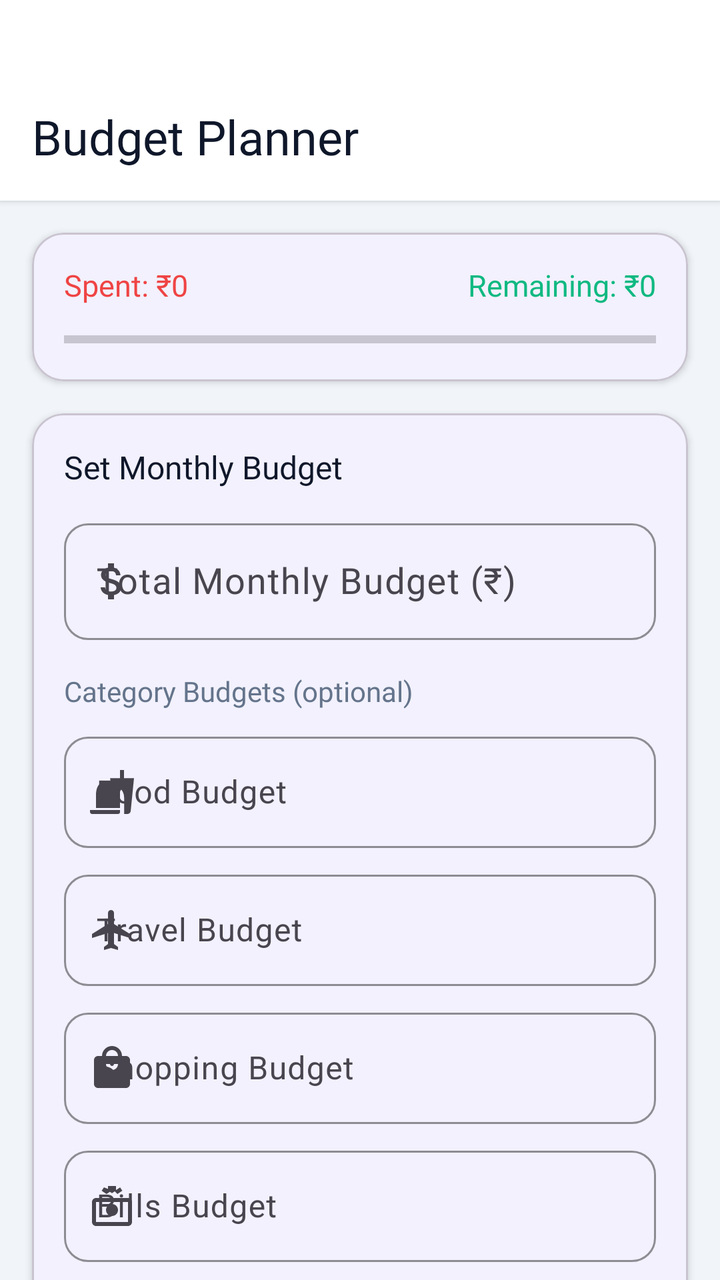
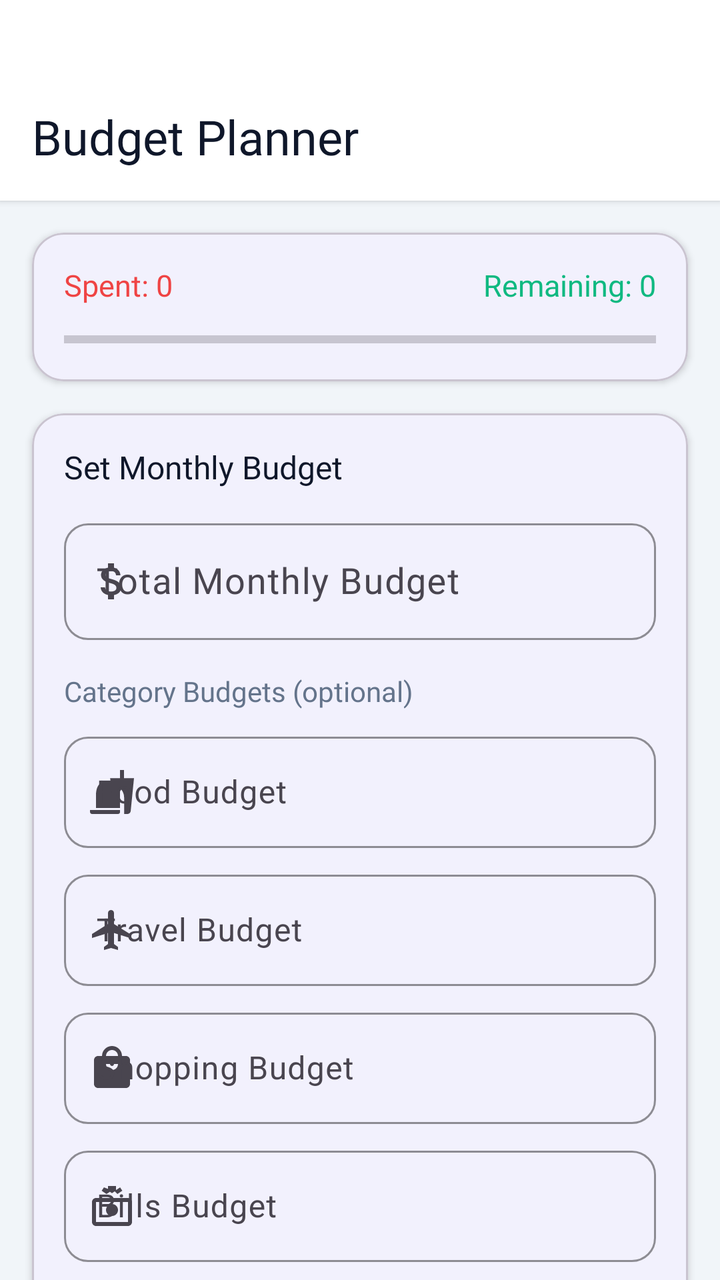

The first picture is an Android layout as it rendered before a commit; the second is the same layout after the commit. The layout source and the unified diff follow.
<!-- AndroidManifest.xml: application theme Theme.SmartSpendAI -->
<!-- res/layout/fragment_budget.xml -->
<?xml version="1.0" encoding="utf-8"?>
<androidx.core.widget.NestedScrollView
    xmlns:android="http://schemas.android.com/apk/res/android"
    xmlns:app="http://schemas.android.com/apk/res-auto"
    android:layout_width="match_parent"
    android:layout_height="match_parent"
    android:background="?attr/android:colorBackground">

    <LinearLayout
        android:layout_width="match_parent"
        android:layout_height="wrap_content"
        android:orientation="vertical"
        android:paddingBottom="24dp">

        
        <LinearLayout
            android:layout_width="match_parent"
            android:layout_height="wrap_content"
            android:background="?attr/colorSurface"
            android:paddingStart="16dp"
            android:paddingEnd="16dp"
            android:paddingTop="52dp"
            android:paddingBottom="16dp"
            android:elevation="2dp">

            <TextView
                android:layout_width="wrap_content"
                android:layout_height="wrap_content"
                android:text="Budget Planner"
                android:textSize="24sp"
                android:fontFamily="@font/poppins_bold"
                android:textColor="?attr/colorOnSurface" />
        </LinearLayout>

        
        <com.google.android.material.card.MaterialCardView
            android:layout_width="match_parent"
            android:layout_height="wrap_content"
            app:cardCornerRadius="16dp"
            app:cardElevation="2dp"
            android:layout_margin="16dp">

            <LinearLayout
                android:layout_width="match_parent"
                android:layout_height="wrap_content"
                android:orientation="vertical"
                android:padding="16dp">

                <LinearLayout
                    android:layout_width="match_parent"
                    android:layout_height="wrap_content"
                    android:orientation="horizontal">

                    <TextView
                        android:id="@+id/tv_spent_so_far"
                        android:layout_width="0dp"
                        android:layout_height="wrap_content"
                        android:layout_weight="1"
                        android:text="Spent: ₹0"
                        android:textSize="15sp"
                        android:fontFamily="@font/poppins_semibold"
                        android:textColor="@color/expense_red" />

                    <TextView
                        android:id="@+id/tv_remaining_budget"
                        android:layout_width="wrap_content"
                        android:layout_height="wrap_content"
                        android:text="Remaining: ₹0"
                        android:textSize="15sp"
                        android:fontFamily="@font/poppins_semibold"
                        android:textColor="@color/expense_green" />
                </LinearLayout>

                <ProgressBar
                    android:id="@+id/progress_overall_budget"
                    style="?android:attr/progressBarStyleHorizontal"
                    android:layout_width="match_parent"
                    android:layout_height="10dp"
                    android:layout_marginTop="12dp"
                    android:progress="0"
                    android:max="100"
                    android:progressTint="@color/colorPrimary" />
            </LinearLayout>
        </com.google.android.material.card.MaterialCardView>

        
        <com.google.android.material.card.MaterialCardView
            android:layout_width="match_parent"
            android:layout_height="wrap_content"
            app:cardCornerRadius="16dp"
            app:cardElevation="2dp"
            android:layout_marginStart="16dp"
            android:layout_marginEnd="16dp"
            android:layout_marginBottom="16dp">

            <LinearLayout
                android:layout_width="match_parent"
                android:layout_height="wrap_content"
                android:orientation="vertical"
                android:padding="16dp">

                <TextView
                    android:layout_width="wrap_content"
                    android:layout_height="wrap_content"
                    android:text="Set Monthly Budget"
                    android:textSize="16sp"
                    android:fontFamily="@font/poppins_semibold"
                    android:textColor="?attr/colorOnSurface"
                    android:layout_marginBottom="12dp" />

                
                <com.google.android.material.textfield.TextInputLayout
                    android:id="@+id/til_total_budget"
                    style="@style/SmartSpend.TextInput"
                    android:layout_width="match_parent"
                    android:layout_height="wrap_content"
                    android:hint="Total Monthly Budget (₹)"
                    app:startIconDrawable="@drawable/ic_budget">

                    <com.google.android.material.textfield.TextInputEditText
                        android:id="@+id/et_total_budget"
                        android:layout_width="match_parent"
                        android:layout_height="wrap_content"
                        android:inputType="numberDecimal"
                        android:textSize="18sp"
                        android:fontFamily="@font/poppins_semibold" />
                </com.google.android.material.textfield.TextInputLayout>

                
                <TextView
                    android:layout_width="wrap_content"
                    android:layout_height="wrap_content"
                    android:text="Category Budgets (optional)"
                    android:textSize="14sp"
                    android:fontFamily="@font/poppins_semibold"
                    android:textColor="@color/textSecondary"
                    android:layout_marginTop="16dp"
                    android:layout_marginBottom="8dp" />

                
                <com.google.android.material.textfield.TextInputLayout
                    style="@style/SmartSpend.TextInput"
                    android:layout_width="match_parent"
                    android:layout_height="wrap_content"
                    android:hint="Food Budget"
                    android:layout_marginBottom="8dp"
                    app:startIconDrawable="@drawable/ic_food">
                    <com.google.android.material.textfield.TextInputEditText
                        android:id="@+id/et_food_budget"
                        android:layout_width="match_parent"
                        android:layout_height="wrap_content"
                        android:inputType="numberDecimal" />
                </com.google.android.material.textfield.TextInputLayout>

                
                <com.google.android.material.textfield.TextInputLayout
                    style="@style/SmartSpend.TextInput"
                    android:layout_width="match_parent"
                    android:layout_height="wrap_content"
                    android:hint="Travel Budget"
                    android:layout_marginBottom="8dp"
                    app:startIconDrawable="@drawable/ic_travel">
                    <com.google.android.material.textfield.TextInputEditText
                        android:id="@+id/et_travel_budget"
                        android:layout_width="match_parent"
                        android:layout_height="wrap_content"
                        android:inputType="numberDecimal" />
                </com.google.android.material.textfield.TextInputLayout>

                
                <com.google.android.material.textfield.TextInputLayout
                    style="@style/SmartSpend.TextInput"
                    android:layout_width="match_parent"
                    android:layout_height="wrap_content"
                    android:hint="Shopping Budget"
                    android:layout_marginBottom="8dp"
                    app:startIconDrawable="@drawable/ic_shopping">
                    <com.google.android.material.textfield.TextInputEditText
                        android:id="@+id/et_shopping_budget"
                        android:layout_width="match_parent"
                        android:layout_height="wrap_content"
                        android:inputType="numberDecimal" />
                </com.google.android.material.textfield.TextInputLayout>

                
                <com.google.android.material.textfield.TextInputLayout
                    style="@style/SmartSpend.TextInput"
                    android:layout_width="match_parent"
                    android:layout_height="wrap_content"
                    android:hint="Bills Budget"
                    android:layout_marginBottom="8dp"
                    app:startIconDrawable="@drawable/ic_bills">
                    <com.google.android.material.textfield.TextInputEditText
                        android:id="@+id/et_bills_budget"
                        android:layout_width="match_parent"
                        android:layout_height="wrap_content"
                        android:inputType="numberDecimal" />
                </com.google.android.material.textfield.TextInputLayout>

                
                <com.google.android.material.textfield.TextInputLayout
                    style="@style/SmartSpend.TextInput"
                    android:layout_width="match_parent"
                    android:layout_height="wrap_content"
                    android:hint="Entertainment Budget"
                    android:layout_marginBottom="8dp"
                    app:startIconDrawable="@drawable/ic_entertainment">
                    <com.google.android.material.textfield.TextInputEditText
                        android:id="@+id/et_entertainment_budget"
                        android:layout_width="match_parent"
                        android:layout_height="wrap_content"
                        android:inputType="numberDecimal" />
                </com.google.android.material.textfield.TextInputLayout>

                
                <com.google.android.material.textfield.TextInputLayout
                    style="@style/SmartSpend.TextInput"
                    android:layout_width="match_parent"
                    android:layout_height="wrap_content"
                    android:hint="Healthcare Budget"
                    android:layout_marginBottom="8dp"
                    app:startIconDrawable="@drawable/ic_health">
                    <com.google.android.material.textfield.TextInputEditText
                        android:id="@+id/et_healthcare_budget"
                        android:layout_width="match_parent"
                        android:layout_height="wrap_content"
                        android:inputType="numberDecimal" />
                </com.google.android.material.textfield.TextInputLayout>

                
                <com.google.android.material.switchmaterial.SwitchMaterial
                    android:id="@+id/switch_alert_80"
                    android:layout_width="match_parent"
                    android:layout_height="wrap_content"
                    android:text="Alert at 80% of budget"
                    android:checked="true"
                    android:fontFamily="@font/poppins_medium"
                    android:layout_marginTop="8dp" />

                <com.google.android.material.switchmaterial.SwitchMaterial
                    android:id="@+id/switch_alert_100"
                    android:layout_width="match_parent"
                    android:layout_height="wrap_content"
                    android:text="Alert when budget exceeded"
                    android:checked="true"
                    android:fontFamily="@font/poppins_medium"
                    android:layout_marginTop="4dp" />

                <com.google.android.material.button.MaterialButton
                    android:id="@+id/btn_save_budget"
                    style="@style/SmartSpend.Button"
                    android:layout_width="match_parent"
                    android:layout_height="@dimen/button_height"
                    android:text="Save Budget"
                    android:layout_marginTop="16dp" />
            </LinearLayout>
        </com.google.android.material.card.MaterialCardView>

        
        <com.google.android.material.card.MaterialCardView
            android:layout_width="match_parent"
            android:layout_height="wrap_content"
            app:cardCornerRadius="16dp"
            app:cardElevation="2dp"
            android:layout_marginStart="16dp"
            android:layout_marginEnd="16dp">

            <LinearLayout
                android:layout_width="match_parent"
                android:layout_height="wrap_content"
                android:orientation="vertical"
                android:padding="16dp">

                <TextView
                    android:layout_width="wrap_content"
                    android:layout_height="wrap_content"
                    android:text="Category Progress"
                    android:textSize="16sp"
                    android:fontFamily="@font/poppins_semibold"
                    android:textColor="?attr/colorOnSurface"
                    android:layout_marginBottom="12dp" />

                
                <TextView android:id="@+id/tv_food_progress" android:layout_width="match_parent"
                    android:layout_height="wrap_content" android:textSize="13sp"
                    android:fontFamily="@font/poppins_regular" android:textColor="@color/textSecondary"
                    android:layout_marginBottom="4dp" />
                <ProgressBar android:id="@+id/progress_food"
                    style="?android:attr/progressBarStyleHorizontal"
                    android:layout_width="match_parent" android:layout_height="8dp"
                    android:progressTint="@color/category_food" android:layout_marginBottom="12dp" />

                
                <TextView android:id="@+id/tv_travel_progress" android:layout_width="match_parent"
                    android:layout_height="wrap_content" android:textSize="13sp"
                    android:fontFamily="@font/poppins_regular" android:textColor="@color/textSecondary"
                    android:layout_marginBottom="4dp" />
                <ProgressBar android:id="@+id/progress_travel"
                    style="?android:attr/progressBarStyleHorizontal"
                    android:layout_width="match_parent" android:layout_height="8dp"
                    android:progressTint="@color/category_travel" android:layout_marginBottom="12dp" />

                
                <TextView android:id="@+id/tv_shopping_progress" android:layout_width="match_parent"
                    android:layout_height="wrap_content" android:textSize="13sp"
                    android:fontFamily="@font/poppins_regular" android:textColor="@color/textSecondary"
                    android:layout_marginBottom="4dp" />
                <ProgressBar android:id="@+id/progress_shopping"
                    style="?android:attr/progressBarStyleHorizontal"
                    android:layout_width="match_parent" android:layout_height="8dp"
                    android:progressTint="@color/category_shopping" android:layout_marginBottom="12dp" />

                
                <TextView android:id="@+id/tv_bills_progress" android:layout_width="match_parent"
                    android:layout_height="wrap_content" android:textSize="13sp"
                    android:fontFamily="@font/poppins_regular" android:textColor="@color/textSecondary"
                    android:layout_marginBottom="4dp" />
                <ProgressBar android:id="@+id/progress_bills"
                    style="?android:attr/progressBarStyleHorizontal"
                    android:layout_width="match_parent" android:layout_height="8dp"
                    android:progressTint="@color/category_bills" android:layout_marginBottom="12dp" />

                
                <TextView android:id="@+id/tv_entertainment_progress" android:layout_width="match_parent"
                    android:layout_height="wrap_content" android:textSize="13sp"
                    android:fontFamily="@font/poppins_regular" android:textColor="@color/textSecondary"
                    android:layout_marginBottom="4dp" />
                <ProgressBar android:id="@+id/progress_entertainment"
                    style="?android:attr/progressBarStyleHorizontal"
                    android:layout_width="match_parent" android:layout_height="8dp"
                    android:progressTint="@color/category_entertainment" android:layout_marginBottom="12dp" />

                
                <TextView android:id="@+id/tv_healthcare_progress" android:layout_width="match_parent"
                    android:layout_height="wrap_content" android:textSize="13sp"
                    android:fontFamily="@font/poppins_regular" android:textColor="@color/textSecondary"
                    android:layout_marginBottom="4dp" />
                <ProgressBar android:id="@+id/progress_healthcare"
                    style="?android:attr/progressBarStyleHorizontal"
                    android:layout_width="match_parent" android:layout_height="8dp"
                    android:progressTint="@color/category_healthcare" />

            </LinearLayout>
        </com.google.android.material.card.MaterialCardView>

    </LinearLayout>
</androidx.core.widget.NestedScrollView>
<!-- resources referenced by this layout -->
<resources>
  <color name="category_bills">#96CEB4</color>
  <color name="category_entertainment">#FBBF24</color>
  <color name="category_food">#FF6B6B</color>
  <color name="category_healthcare">#A78BFA</color>
  <color name="category_shopping">#45B7D1</color>
  <color name="category_travel">#4ECDC4</color>
  <color name="colorPrimary">#4F46E5</color>
  <color name="expense_green">#10B981</color>
  <color name="expense_red">#EF4444</color>
  <color name="textSecondary">#64748B</color>
  <dimen name="button_height">52dp</dimen>
  <!-- drawable ic_entertainment (drawable) -->
  <?xml version="1.0" encoding="utf-8"?>
  <vector xmlns:android="http://schemas.android.com/apk/res/android"
      android:width="24dp" android:height="24dp"
      android:viewportWidth="24" android:viewportHeight="24">
      <path android:fillColor="#FFFFFF" android:pathData="M18,3v2h-2V3H8v2H6V3H4v18h2v-2h2v2h8v-2h2v2h2V3h-2zM8,17H6v-2h2v2zM8,13H6v-2h2v2zM8,9H6V7h2v2zM18,17h-2v-2h2v2zM18,13h-2v-2h2v2zM18,9h-2V7h2v2zM14,13H10V7h4v6z"/>
  </vector>
  <!-- drawable ic_health (drawable) -->
  <?xml version="1.0" encoding="utf-8"?>
  <vector xmlns:android="http://schemas.android.com/apk/res/android"
      android:width="24dp" android:height="24dp"
      android:viewportWidth="24" android:viewportHeight="24">
      <path android:fillColor="#FFFFFF" android:pathData="M10.5,13H8v-3h2.5V7.5h3V10H16v3h-2.5v2.5h-3V13zM12,2L2,7v5c0,5.55 4.08,10.74 10,12 5.92,-1.26 10,-6.45 10,-12V7L12,2z"/>
  </vector>
  <!-- drawable ic_shopping (drawable) -->
  <?xml version="1.0" encoding="utf-8"?>
  <vector xmlns:android="http://schemas.android.com/apk/res/android"
      android:width="24dp" android:height="24dp"
      android:viewportWidth="24" android:viewportHeight="24">
      <path android:fillColor="#FFFFFF" android:pathData="M19,6h-2c0,-2.76 -2.24,-5 -5,-5S7,3.24 7,6H5C3.9,6 3.01,6.9 3.01,8L3,20c0,1.1 0.9,2 2,2h14c1.1,0 2,-0.9 2,-2V8C21,6.9 20.1,6 19,6zM12,3c1.66,0 3,1.34 3,3H9C9,4.34 10.34,3 12,3zM12,13c-1.66,0 -3,-1.34 -3,-3h2c0,0.55 0.45,1 1,1s1,-0.45 1,-1h2C15,11.66 13.66,13 12,13z"/>
  </vector>
  <!-- drawable ic_travel (drawable) -->
  <?xml version="1.0" encoding="utf-8"?>
  <vector xmlns:android="http://schemas.android.com/apk/res/android"
      android:width="24dp" android:height="24dp"
      android:viewportWidth="24" android:viewportHeight="24">
      <path android:fillColor="#FFFFFF" android:pathData="M21,16v-2l-8,-5V3.5c0,-0.83 -0.67,-1.5 -1.5,-1.5S10,2.67 10,3.5V9l-8,5v2l8,-2.5V19l-2,1.5V22l3.5,-1 3.5,1v-1.5L13,19v-5.5l8,2.5z"/>
  </vector>
  <style name="SmartSpend.Button" parent="Widget.Material3.Button">
          <item name="android:minHeight">52dp</item>
          <item name="cornerRadius">12dp</item>
          <item name="android:textSize">16sp</item>
          <item name="android:letterSpacing">0.02</item>
          <item name="android:fontFamily">@font/poppins_semibold</item>
      </style>
  <style name="SmartSpend.TextInput" parent="Widget.Material3.TextInputLayout.OutlinedBox">
          <item name="boxCornerRadiusTopStart">12dp</item>
          <item name="boxCornerRadiusTopEnd">12dp</item>
          <item name="boxCornerRadiusBottomStart">12dp</item>
          <item name="boxCornerRadiusBottomEnd">12dp</item>
          <item name="boxStrokeColor">@color/divider</item>
      </style>
  <color name="divider">#E2E8F0</color>
  <color name="colorPrimaryDark">#3730A3</color>
  <color name="colorOnPrimary">#FFFFFF</color>
  <color name="colorSecondary">#7C3AED</color>
  <color name="colorSurface">#FFFFFF</color>
  <color name="colorOnSurface">#0F172A</color>
  <color name="colorBackground">#F1F5F9</color>
  <!-- unchanged entries left out for length: 4 -->
</resources>

<!-- the commit's change to res/layout/fragment_budget.xml (unified diff, before → after) -->
@@ -56,7 +56,7 @@
                         android:layout_width="0dp"
                         android:layout_height="wrap_content"
                         android:layout_weight="1"
-                        android:text="Spent: ₹0"
+                        android:text="Spent: 0"
                         android:textSize="15sp"
                         android:fontFamily="@font/poppins_semibold"
                         android:textColor="@color/expense_red" />
@@ -65,7 +65,7 @@
                         android:id="@+id/tv_remaining_budget"
                         android:layout_width="wrap_content"
                         android:layout_height="wrap_content"
-                        android:text="Remaining: ₹0"
+                        android:text="Remaining: 0"
                         android:textSize="15sp"
                         android:fontFamily="@font/poppins_semibold"
                         android:textColor="@color/expense_green" />
@@ -114,7 +114,7 @@
                     style="@style/SmartSpend.TextInput"
                     android:layout_width="match_parent"
                     android:layout_height="wrap_content"
-                    android:hint="Total Monthly Budget (₹)"
+                    android:hint="Total Monthly Budget"
                     app:startIconDrawable="@drawable/ic_budget">
 
                     <com.google.android.material.textfield.TextInputEditText
